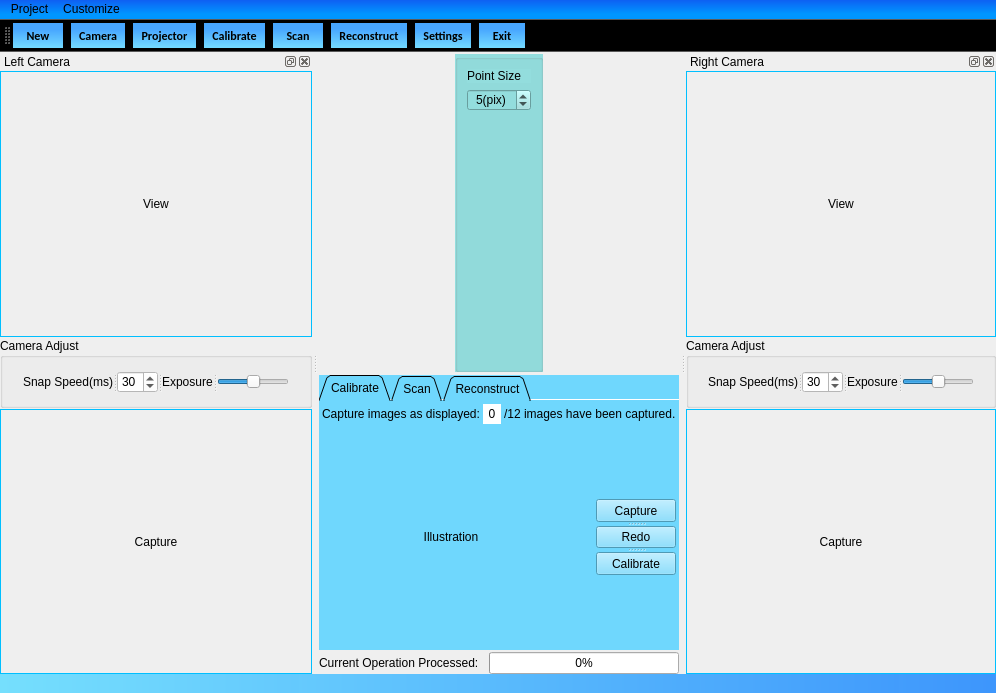
Above: Duke/mainwindow.ui from NEU-TEAM/Structure-Light-Reconstructor before the change. Below: the same form after it.
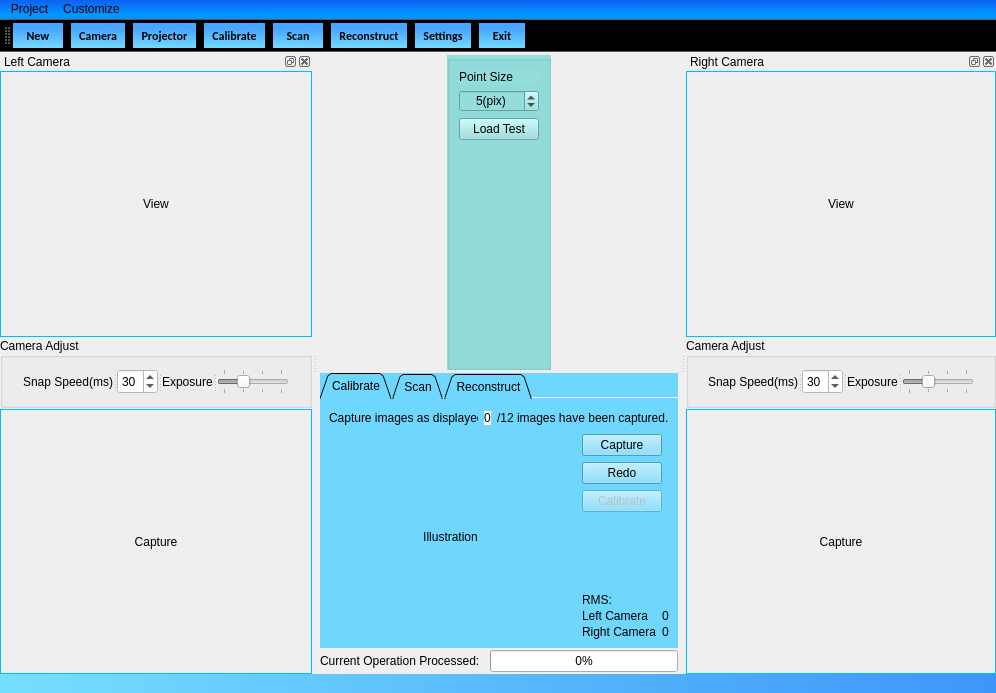
That is the form after the change. Icons and pictures are not drawn.

Patch:
```diff
--- a/Duke/mainwindow.ui
+++ b/Duke/mainwindow.ui
@@ -22,7 +22,7 @@
   </property>
   <widget class="QWidget" name="centralwidget">
    <property name="sizePolicy">
-    <sizepolicy hsizetype="Expanding" vsizetype="Expanding">
+    <sizepolicy hsizetype="Expanding" vsizetype="Preferred">
      <horstretch>0</horstretch>
      <verstretch>0</verstretch>
     </sizepolicy>
@@ -33,21 +33,21 @@
      <height>500</height>
     </size>
    </property>
-   <layout class="QGridLayout" name="gridLayout">
+   <layout class="QGridLayout" name="gridLayout_2">
     <property name="leftMargin">
-     <number>0</number>
+     <number>1</number>
     </property>
     <property name="topMargin">
-     <number>0</number>
+     <number>1</number>
     </property>
     <property name="rightMargin">
-     <number>0</number>
+     <number>1</number>
     </property>
     <property name="bottomMargin">
-     <number>0</number>
+     <number>1</number>
     </property>
     <property name="spacing">
-     <number>0</number>
+     <number>1</number>
     </property>
     <item row="0" column="0">
      <widget class="QWidget" name="centralWidget" native="true">
@@ -72,7 +72,7 @@
       <property name="styleSheet">
        <string notr="true"/>
       </property>
-      <layout class="QGridLayout" name="gridLayout_2">
+      <layout class="QGridLayout" name="gridLayout">
        <property name="leftMargin">
         <number>1</number>
        </property>
@@ -83,12 +83,9 @@
         <number>1</number>
        </property>
        <property name="bottomMargin">
-        <number>0</number>
+        <number>1</number>
        </property>
-       <property name="horizontalSpacing">
-        <number>0</number>
-       </property>
-       <property name="verticalSpacing">
+       <property name="spacing">
         <number>2</number>
        </property>
        <item row="0" column="0">
@@ -172,6 +169,13 @@
               </widget>
              </item>
              <item row="2" column="0">
+              <widget class="QPushButton" name="loadTest">
+               <property name="text">
+                <string>Load Test</string>
+               </property>
+              </widget>
+             </item>
+             <item row="3" column="0">
               <spacer name="verticalSpacer_15">
                <property name="orientation">
                 <enum>Qt::Vertical</enum>
@@ -249,55 +253,54 @@
           <attribute name="title">
            <string>Calibrate</string>
           </attribute>
-          <layout class="QGridLayout" name="gridLayout_11">
-           <property name="leftMargin">
-            <number>3</number>
-           </property>
-           <property name="topMargin">
-            <number>3</number>
-           </property>
-           <property name="rightMargin">
-            <number>3</number>
-           </property>
-           <property name="bottomMargin">
-            <number>3</number>
-           </property>
-           <property name="spacing">
-            <number>3</number>
-           </property>
-           <item row="0" column="0" colspan="4">
-            <layout class="QHBoxLayout" name="horizontalLayout">
-             <item>
-              <widget class="QLabel" name="label_9">
-               <property name="text">
-                <string>&lt;html&gt;&lt;head/&gt;&lt;body&gt;&lt;p&gt;Capture images as displayed:&lt;/p&gt;&lt;/body&gt;&lt;/html&gt;</string>
-               </property>
-              </widget>
-             </item>
-             <item>
-              <widget class="QLabel" name="currentPhotoLabel">
-               <property name="layoutDirection">
-                <enum>Qt::LeftToRight</enum>
-               </property>
-               <property name="styleSheet">
-                <string notr="true">background-color: rgb(255, 255, 255);</string>
-               </property>
-               <property name="text">
-                <string>0</string>
-               </property>
-               <property name="alignment">
-                <set>Qt::AlignCenter</set>
-               </property>
-              </widget>
-             </item>
-             <item>
-              <widget class="QLabel" name="label_11">
-               <property name="text">
-                <string>&lt;html&gt;&lt;head/&gt;&lt;body&gt;&lt;p&gt;/12 images have been captured.&lt;/p&gt;&lt;/body&gt;&lt;/html&gt;</string>
-               </property>
-              </widget>
-             </item>
-            </layout>
+          <layout class="QGridLayout" name="gridLayout_17">
+           <item row="0" column="0">
+            <widget class="QLabel" name="label_9">
+             <property name="sizePolicy">
+              <sizepolicy hsizetype="Preferred" vsizetype="Fixed">
+               <horstretch>0</horstretch>
+               <verstretch>0</verstretch>
+              </sizepolicy>
+             </property>
+             <property name="text">
+              <string>&lt;html&gt;&lt;head/&gt;&lt;body&gt;&lt;p&gt;Capture images as displayed:&lt;/p&gt;&lt;/body&gt;&lt;/html&gt;</string>
+             </property>
+            </widget>
+           </item>
+           <item row="0" column="1">
+            <widget class="QLabel" name="currentPhotoLabel">
+             <property name="sizePolicy">
+              <sizepolicy hsizetype="Preferred" vsizetype="Fixed">
+               <horstretch>0</horstretch>
+               <verstretch>0</verstretch>
+              </sizepolicy>
+             </property>
+             <property name="layoutDirection">
+              <enum>Qt::LeftToRight</enum>
+             </property>
+             <property name="styleSheet">
+              <string notr="true">background-color: rgb(255, 255, 255);</string>
+             </property>
+             <property name="text">
+              <string>0</string>
+             </property>
+             <property name="alignment">
+              <set>Qt::AlignCenter</set>
+             </property>
+            </widget>
+           </item>
+           <item row="0" column="2" colspan="2">
+            <widget class="QLabel" name="label_11">
+             <property name="sizePolicy">
+              <sizepolicy hsizetype="Expanding" vsizetype="Fixed">
+               <horstretch>0</horstretch>
+               <verstretch>0</verstretch>
+              </sizepolicy>
+             </property>
+             <property name="text">
+              <string>&lt;html&gt;&lt;head/&gt;&lt;body&gt;&lt;p&gt;/12 images have been captured.&lt;/p&gt;&lt;/body&gt;&lt;/html&gt;</string>
+             </property>
+            </widget>
            </item>
            <item row="0" column="4">
             <spacer name="horizontalSpacer_15">
@@ -312,7 +315,7 @@
              </property>
             </spacer>
            </item>
-           <item row="1" column="0" rowspan="3">
+           <item row="1" column="0" rowspan="3" colspan="3">
             <widget class="QLabel" name="explainLabel">
              <property name="sizePolicy">
               <sizepolicy hsizetype="Expanding" vsizetype="Expanding">
@@ -349,7 +352,59 @@
              </property>
             </widget>
            </item>
-           <item row="1" column="2">
+           <item row="1" column="3">
+            <layout class="QVBoxLayout" name="verticalLayout_3">
+             <property name="leftMargin">
+              <number>4</number>
+             </property>
+             <property name="rightMargin">
+              <number>0</number>
+             </property>
+             <item>
+              <widget class="QPushButton" name="captureButton">
+               <property name="sizePolicy">
+                <sizepolicy hsizetype="Fixed" vsizetype="Fixed">
+                 <horstretch>0</horstretch>
+                 <verstretch>0</verstretch>
+                </sizepolicy>
+               </property>
+               <property name="text">
+                <string>Capture</string>
+               </property>
+              </widget>
+             </item>
+             <item>
+              <widget class="QPushButton" name="redoButton">
+               <property name="sizePolicy">
+                <sizepolicy hsizetype="Fixed" vsizetype="Fixed">
+                 <horstretch>0</horstretch>
+                 <verstretch>0</verstretch>
+                </sizepolicy>
+               </property>
+               <property name="text">
+                <string>Redo</string>
+               </property>
+              </widget>
+             </item>
+             <item>
+              <widget class="QPushButton" name="calibButton">
+               <property name="enabled">
+                <bool>false</bool>
+               </property>
+               <property name="sizePolicy">
+                <sizepolicy hsizetype="Fixed" vsizetype="Fixed">
+                 <horstretch>0</horstretch>
+                 <verstretch>0</verstretch>
+                </sizepolicy>
+               </property>
+               <property name="text">
+                <string>Calibrate</string>
+               </property>
+              </widget>
+             </item>
+            </layout>
+           </item>
+           <item row="2" column="3">
             <spacer name="verticalSpacer_13">
              <property name="orientation">
               <enum>Qt::Vertical</enum>
@@ -357,80 +412,71 @@
              <property name="sizeHint" stdset="0">
               <size>
                <width>20</width>
-               <height>64</height>
+               <height>67</height>
               </size>
              </property>
             </spacer>
            </item>
-           <item row="2" column="1">
-            <spacer name="horizontalSpacer_13">
-             <property name="orientation">
-              <enum>Qt::Horizontal</enum>
+           <item row="3" column="3">
+            <layout class="QVBoxLayout" name="verticalLayout_4">
+             <property name="spacing">
+              <number>2</number>
              </property>
-             <property name="sizeType">
-              <enum>QSizePolicy::Preferred</enum>
+             <property name="leftMargin">
+              <number>4</number>
              </property>
-             <property name="sizeHint" stdset="0">
-              <size>
-               <width>10</width>
-               <height>20</height>
-              </size>
-             </property>
-            </spacer>
-           </item>
-           <item row="3" column="2">
-            <spacer name="verticalSpacer_14">
-             <property name="orientation">
-              <enum>Qt::Vertical</enum>
-             </property>
-             <property name="sizeHint" stdset="0">
-              <size>
-               <width>20</width>
-               <height>54</height>
-              </size>
-             </property>
-            </spacer>
-           </item>
-           <item row="2" column="4">
-            <spacer name="horizontalSpacer_14">
-             <property name="orientation">
-              <enum>Qt::Horizontal</enum>
-             </property>
-             <property name="sizeType">
-              <enum>QSizePolicy::Preferred</enum>
-             </property>
-             <property name="sizeHint" stdset="0">
-              <size>
-               <width>36</width>
-               <height>76</height>
-              </size>
-             </property>
-            </spacer>
-           </item>
-           <item row="2" column="2" colspan="2">
-            <widget class="QSplitter" name="splitter_4">
-             <property name="orientation">
-              <enum>Qt::Vertical</enum>
-             </property>
-             <widget class="QPushButton" name="captureButton">
-              <property name="text">
-               <string>Capture</string>
-              </property>
-             </widget>
-             <widget class="QPushButton" name="redoButton">
-              <property name="text">
-               <string>Redo</string>
-              </property>
-             </widget>
-             <widget class="QPushButton" name="calibButton">
-              <property name="enabled">
-               <bool>true</bool>
-              </property>
-              <property name="text">
-               <string>Calibrate</string>
-              </property>
-             </widget>
-            </widget>
+             <item>
+              <widget class="QLabel" name="label_10">
+               <property name="sizePolicy">
+                <sizepolicy hsizetype="Preferred" vsizetype="Fixed">
+                 <horstretch>0</horstretch>
+                 <verstretch>0</verstretch>
+                </sizepolicy>
+               </property>
+               <property name="text">
+                <string>RMS:</string>
+               </property>
+              </widget>
+             </item>
+             <item>
+              <layout class="QGridLayout" name="gridLayout_11">
+               <property name="horizontalSpacing">
+                <number>6</number>
+               </property>
+               <property name="verticalSpacing">
+                <number>2</number>
+               </property>
+               <item row="0" column="0">
+                <widget class="QLabel" name="label_12">
+                 <property name="text">
+                  <string>Left Camera</string>
+                 </property>
+                </widget>
+               </item>
+               <item row="0" column="1">
+                <widget class="QLabel" name="leftRMS">
+                 <property name="text">
+                  <string>0</string>
+                 </property>
+                </widget>
+               </item>
+               <item row="1" column="0">
+                <widget class="QLabel" name="label_13">
+                 <property name="text">
+                  <string>Right Camera</string>
+                 </property>
+                </widget>
+               </item>
+               <item row="1" column="1">
+                <widget class="QLabel" name="rightRMS">
+                 <property name="text">
+                  <string>0</string>
+                 </property>
+                </widget>
+               </item>
+              </layout>
+             </item>
+            </layout>
            </item>
           </layout>
          </widget>
@@ -1257,22 +1303,31 @@
             <cstring>horizontalSlider</cstring>
            </property>
           </widget>
-          <widget class="QSlider" name="horizontalSlider">
+          <widget class="QSlider" name="leftExSlider">
+           <property name="enabled">
+            <bool>false</bool>
+           </property>
            <property name="minimum">
-            <number>1</number>
+            <number>0</number>
            </property>
            <property name="maximum">
-            <number>5</number>
+            <number>3</number>
            </property>
            <property name="pageStep">
             <number>1</number>
            </property>
            <property name="value">
-            <number>3</number>
+            <number>1</number>
            </property>
            <property name="orientation">
             <enum>Qt::Horizontal</enum>
            </property>
+           <property name="tickPosition">
+            <enum>QSlider::TicksBothSides</enum>
+           </property>
+           <property name="tickInterval">
+            <number>0</number>
+           </property>
           </widget>
          </widget>
         </item>
@@ -1564,22 +1619,28 @@
             <cstring>horizontalSlider_2</cstring>
            </property>
           </widget>
-          <widget class="QSlider" name="horizontalSlider_2">
+          <widget class="QSlider" name="rightExSlider">
+           <property name="enabled">
+            <bool>false</bool>
+           </property>
            <property name="minimum">
-            <number>1</number>
+            <number>0</number>
            </property>
            <property name="maximum">
-            <number>5</number>
+            <number>3</number>
            </property>
            <property name="pageStep">
             <number>1</number>
            </property>
            <property name="value">
-            <number>3</number>
+            <number>1</number>
            </property>
            <property name="orientation">
             <enum>Qt::Horizontal</enum>
            </property>
+           <property name="tickPosition">
+            <enum>QSlider::TicksBothSides</enum>
+           </property>
           </widget>
          </widget>
         </item>
```
Left out of the diff: 178 changed lines with no effect on the pictures.
